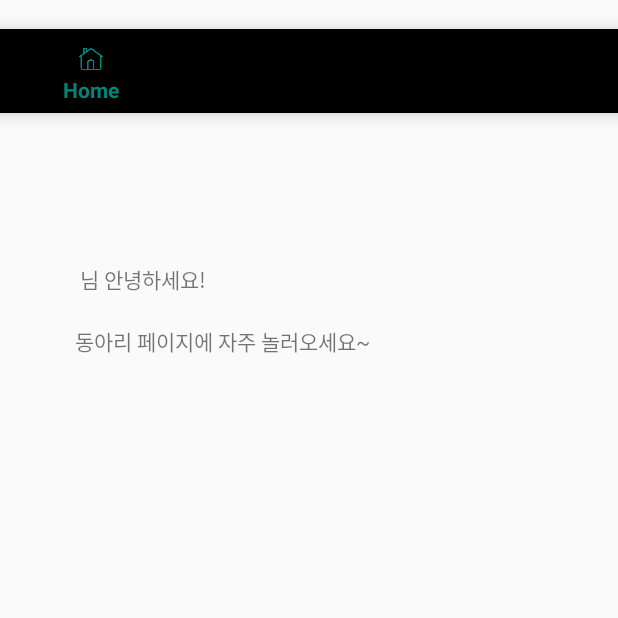
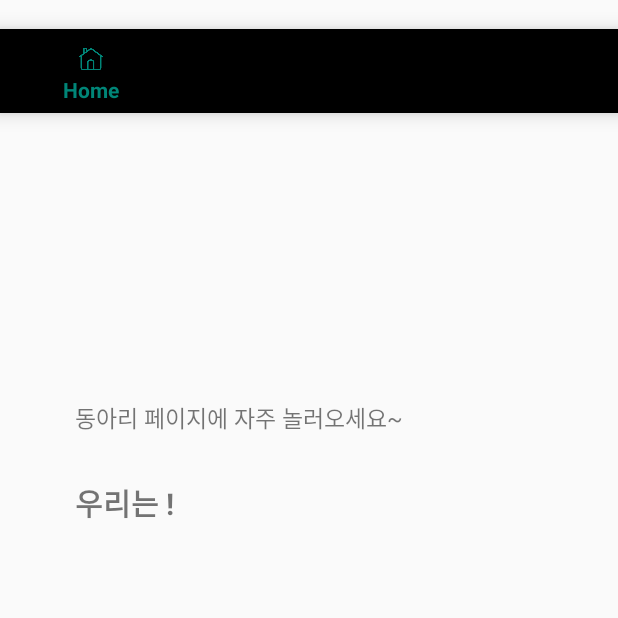
Before and after one commit to KimGyunYeop/Mobile_programming_2019_term, an Android app: the CircleMainActivity screen opened directly, with no data from a screen before it, on a phone screen of 412 x 824 dp, the top half of it. Run offline under Robolectric (Android 15) with nearby library versions, the phone set to English and light mode, and no system bars; our stand-ins replace Firebase (no records; nobody signed in at launch, a user with empty details on screens opened directly).

Commit message:
add introduction to register form make home fragment

```diff
--- a/app/src/main/java/com/example/udong_mp2019/CircleListActivity.java
+++ b/app/src/main/java/com/example/udong_mp2019/CircleListActivity.java
@@ -47,7 +47,6 @@ public class CircleListActivity extends AppCompatActivity {
             public void onItemClick(AdapterView<?> parent, View view, int position, long id) {
                 Toast.makeText(CircleListActivity.this, "동아리 메인 페이지로 이동합니다.", Toast.LENGTH_SHORT).show();
                 Intent intent = new Intent(getApplicationContext(), com.example.udong_mp2019.CircleMainActivity.class);
-
                 String circleName=parent.getItemAtPosition(position).toString();
                 //동아리 이름 넘김
                 intent.putExtra("circleName",circleName);
@@ -57,11 +56,8 @@ public class CircleListActivity extends AppCompatActivity {
             }
         });
 
-
         aad_searchResult = new ArrayAdapter<>(this,android.R.layout.simple_list_item_1);
         lv_searchResult.setAdapter(aad_searchResult);
-
-
 
         bu_createCircle.setOnClickListener(new View.OnClickListener() {
             @Override
--- a/app/src/main/java/com/example/udong_mp2019/CircleMainActivity.java
+++ b/app/src/main/java/com/example/udong_mp2019/CircleMainActivity.java
@@ -1,6 +1,6 @@
 package com.example.udong_mp2019;
 
-import android.app.Fragment;
+import android.support.v4.app.Fragment;
 import android.content.Intent;
 import android.support.annotation.NonNull;
 import android.support.design.internal.BottomNavigationItemView;
@@ -23,6 +23,7 @@ public class CircleMainActivity extends AppCompatActivity {
     BottomNavigationView bottomNavigationView;
     String circleName;
     String userID;
+
     @Override
     protected void onCreate(Bundle savedInstanceState) {
         super.onCreate(savedInstanceState);
@@ -33,47 +34,44 @@ public class CircleMainActivity extends AppCompatActivity {
         circleName=receive.getStringExtra("circleName");
         userID=receive.getStringExtra("userID");
 
-//        Toast.makeText(CircleMainActivity.this, "홈화면입니다"+circleName+userID, Toast.LENGTH_LONG ).show();
-
         bottomNavigationView = (BottomNavigationView) findViewById(R.id.bottom_navigation);
         tv=(TextView) findViewById(R.id.tv_main);
 
+        final Bundle bundle= new Bundle(2);
+        bundle.putString("circleName",circleName);
+        bundle.putString("userID", userID);
         //navigation bar click listener
         bottomNavigationView.setOnNavigationItemSelectedListener
                 (new BottomNavigationView.OnNavigationItemSelectedListener() {
                     @Override
                     public boolean onNavigationItemSelected(@NonNull MenuItem item) {
                         FragmentManager fm = getSupportFragmentManager();
-                        FragmentTransaction transaction = getSupportFragmentManager().beginTransaction();
+                        FragmentTransaction transaction = fm.beginTransaction();
                         switch (item.getItemId()) {
                             case R.id.menu_home:
-                                Bundle bundle= new Bundle(0b10);
-                                bundle.putString("circleName",circleName);
-                                bundle.putString("userID", userID);
-
                                 com.example.udong_mp2019.HomeFragment fragment= new com.example.udong_mp2019.HomeFragment();
                                 fragment.setArguments(bundle);
-                                fm.beginTransaction().replace(R.id.frame_layout, fragment);
-                                //transaction.replace(R.id.frame_layout, fragment);
+                                transaction.replace(R.id.frame_layout, fragment);
                                 break;
                             case R.id.menu_schedule:
-                                transaction.replace(R.id.frame_layout, new com.example.udong_mp2019.ScheduleFragment());
+                                transaction.replace(R.id.frame_layout, new ScheduleFragment());
                                 break;
                             case R.id.menu_accounting:
-                                transaction.replace(R.id.frame_layout, new com.example.udong_mp2019.AccountingFragment());
+                                transaction.replace(R.id.frame_layout, new AccountingFragment());
                                 break;
                             case R.id.menu_setting:
-                                transaction.replace(R.id.frame_layout, new com.example.udong_mp2019.SettingFragment());
+                                transaction.replace(R.id.frame_layout, new SettingFragment());
                                 break;
                         }
                         transaction.commit();
                         return true;
                     }
                 });
-
-        //첫화면 지정(홈)
+        // 첫 화면
         FragmentTransaction transaction = getSupportFragmentManager().beginTransaction();
-        transaction.replace(R.id.frame_layout, new com.example.udong_mp2019.HomeFragment());
+        com.example.udong_mp2019.HomeFragment fragment= new com.example.udong_mp2019.HomeFragment();
+        fragment.setArguments(bundle);
+        transaction.replace(R.id.frame_layout, fragment);
         transaction.commit();
     }
 }
--- a/app/src/main/java/com/example/udong_mp2019/HomeFragment.java
+++ b/app/src/main/java/com/example/udong_mp2019/HomeFragment.java
@@ -9,8 +9,12 @@ import android.view.ViewGroup;
 import android.widget.TextView;
 import android.widget.Toast;
 
+import com.google.firebase.database.DataSnapshot;
+import com.google.firebase.database.DatabaseError;
 import com.google.firebase.database.DatabaseReference;
 import com.google.firebase.database.FirebaseDatabase;
+import com.google.firebase.database.Query;
+import com.google.firebase.database.ValueEventListener;
 
 import java.util.concurrent.atomic.AtomicReference;
 
@@ -18,9 +22,11 @@ public class HomeFragment extends Fragment {
 
     private DatabaseReference mRootRef = FirebaseDatabase.getInstance().getReference();
     private DatabaseReference userRef = mRootRef.child("user");
+    private DatabaseReference circleRef = mRootRef.child("circle");
 
     TextView TV_hello;
-    TextView TV_circlemain;
+    TextView TV_circlename;
+    TextView TV_circleInfo;
     public static HomeFragment newInstance() {
         HomeFragment fragment = new HomeFragment();
         return fragment;
@@ -31,34 +37,70 @@ public class HomeFragment extends Fragment {
         super.onCreate(savedInstanceState);
 
     }
-
     @Override
     public View onCreateView(LayoutInflater inflater, ViewGroup container,
                              Bundle savedInstanceState) {
 
         View v = inflater.inflate(R.layout.fragment_home, container, false);
 
-        AtomicReference<String> circle= new AtomicReference<>("");
-        AtomicReference<String> user= new AtomicReference<>("");
+        AtomicReference<String> circle= new AtomicReference<>();
+        AtomicReference<String> user= new AtomicReference<>();
+        String c="", u="";
 
         TV_hello=(TextView)v.findViewById(R.id.tv_hello);
-        TV_circlemain=(TextView) v.findViewById(R.id.tv_circlemain);
-
-        TV_hello.setText(user+" 님 안녕하세요!");
-        TV_circlemain.setText(circle+"동아리 페이지에 자주 놀러오세요~");
+        TV_circlename=(TextView) v.findViewById(R.id.tv_circlename);
+        TV_circleInfo=(TextView) v.findViewById(R.id.tv_circleIntro);
 
         Bundle bundle=getArguments();
 
         if(bundle!=null){
-            circle.set(bundle.getString("circleName"));
-            user.set(bundle.getString("userID"));
 
-            String name=userRef.child("name/"+user).toString();
+            c=bundle.getString("circleName");
+            u=bundle.getString("userID");
 
-            TV_hello.setText(name+" 님 안녕하세요!");
-            TV_circlemain.setText(circle+"동아리 페이지에 자주 놀러오세요~");
+            getFirebaseDatabase1(u);
+            getFirebaseDatabase2(c);
 
         }
         return v;
     }
+    public void getFirebaseDatabase1(final String str){
+        ValueEventListener postListener = new ValueEventListener() {
+            @Override
+            public void onDataChange(DataSnapshot dataSnapshot) {
+                for (DataSnapshot postSnapshot: dataSnapshot.getChildren()) {
+                    String key = postSnapshot.getKey();
+                    UserInfoForDB get = postSnapshot.getValue(UserInfoForDB.class);
+                    TV_hello.setText(get.getName()+" 님 안녕하세요!");
+                }
+            }
+
+            @Override
+            public void onCancelled(DatabaseError databaseError) {
+            }
+        };
+        Query sortbyAge = FirebaseDatabase.getInstance().getReference().child("user").orderByKey();
+        sortbyAge.addListenerForSingleValueEvent(postListener);
+    }
+
+    public void getFirebaseDatabase2(final String str){
+        ValueEventListener postListener = new ValueEventListener() {
+            @Override
+            public void onDataChange(DataSnapshot dataSnapshot) {
+                for (DataSnapshot postSnapshot: dataSnapshot.getChildren()) {
+                    String key = postSnapshot.getKey();
+                    CircleInfoForDB get = postSnapshot.child("info").getValue(CircleInfoForDB.class);
+                    TV_circlename.setText(str);
+
+                    TV_circleInfo.setText(get.getIntroduction());
+                }
+            }
+
+            @Override
+            public void onCancelled(DatabaseError databaseError) {
+            }
+        };
+        Query sortbyAge = FirebaseDatabase.getInstance().getReference().child("circle").orderByKey();
+        sortbyAge.addListenerForSingleValueEvent(postListener);
+    }
 }
--- a/app/src/main/java/com/example/udong_mp2019/UserInfoForDB.java
+++ b/app/src/main/java/com/example/udong_mp2019/UserInfoForDB.java
@@ -17,4 +17,7 @@ public class UserInfoForDB {
         this.school=school;
         this.studentId=studentId;
     }
+    public String getName() {
+        return name;
+    }
 }
--- a/app/src/main/res/layout/fragment_home.xml
+++ b/app/src/main/res/layout/fragment_home.xml
@@ -11,33 +11,51 @@
         android:layout_height="wrap_content"
         android:layout_marginTop="100dp"
         android:layout_marginLeft="50dp"
-        android:layout_marginRight="50dp" />
+        android:layout_marginRight="50dp"
+        android:textSize="20sp"
+        android:textStyle="bold"/>
+
+    <TextView
+        android:id="@+id/tv_circlename"
+        android:layout_width="match_parent"
+        android:layout_height="wrap_content"
+        android:layout_below="@id/tv_hello"
+        android:layout_marginTop="30dp"
+        android:layout_marginLeft="50dp"
+        android:layout_marginRight="50dp"
+        android:textSize="17sp"/>
+
     <TextView
         android:id="@+id/tv_circlemain"
         android:layout_width="match_parent"
         android:layout_height="wrap_content"
-        android:layout_below="@id/tv_hello"
-        android:layout_marginTop="20dp"
+        android:layout_below="@id/tv_circlename"
+        android:text="동아리 페이지에 자주 놀러오세요~"
+        android:layout_marginTop="10dp"
         android:layout_marginLeft="50dp"
-        android:layout_marginRight="50dp" />
+        android:layout_marginRight="50dp"
+        android:textSize="15sp"/>
 
     <TextView
-        android:id="@+id/tv_circleName"
+        android:id="@+id/tv_we"
         android:layout_below="@id/tv_circlemain"
         android:layout_width="match_parent"
         android:layout_height="wrap_content"
-        android:layout_marginTop="20dp"
+        android:layout_marginTop="30dp"
+        android:text="우리는 !"
         android:layout_marginLeft="50dp"
-        android:layout_marginRight="50dp" />
+        android:layout_marginRight="50dp"
+        android:textSize="20sp"
+        android:textStyle="bold"/>
 
     <TextView
-        android:id="@+id/tv_introduction"
-        android:layout_below="@id/tv_circleName"
+        android:id="@+id/tv_circleIntro"
+        android:layout_below="@id/tv_we"
         android:layout_width="match_parent"
         android:layout_height="wrap_content"
-        android:layout_centerInParent="true"
-        android:layout_marginTop="20dp"
+        android:layout_marginTop="10dp"
         android:layout_marginLeft="50dp"
-        android:layout_marginRight="50dp"/>
+        android:layout_marginRight="50dp"
+        android:textSize="15sp"/>
 
 </RelativeLayout>
```
Also changed, not shown: app/src/main/java/com/example/udong_mp2019/CircleInfoForDB.java (+11 -2 lines), app/src/main/java/com/example/udong_mp2019/CircleRegisterFormActivity.java (added, +52 -0 lines), app/src/main/res/layout/activity_circle_register_form.xml (added, +76 -0 lines).
